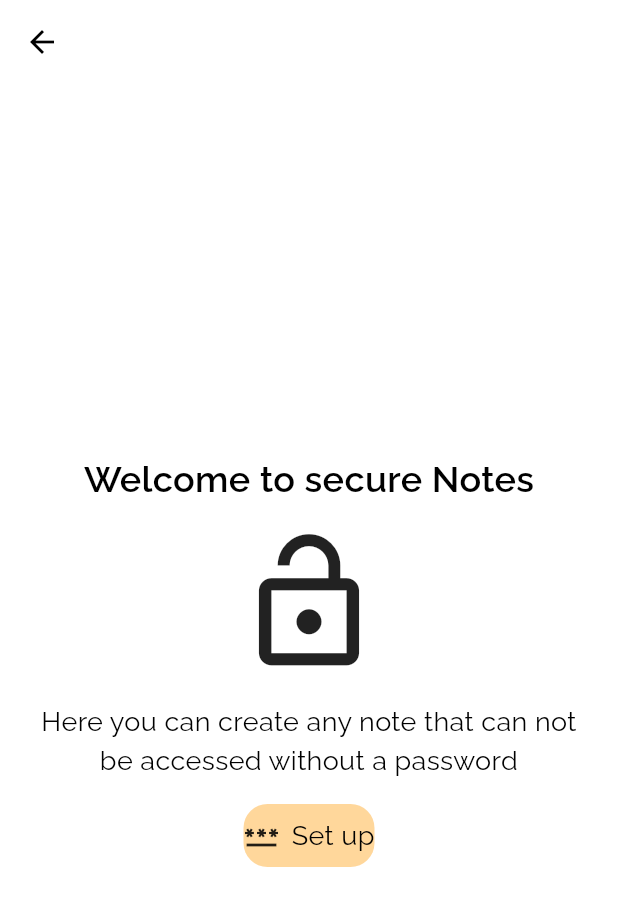
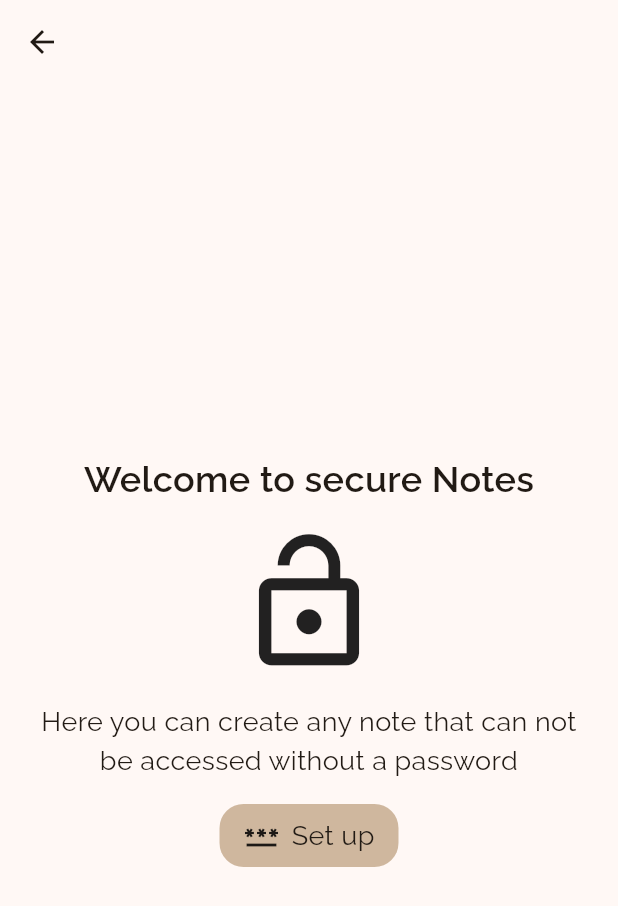
Before and after one commit to chandresh204/Note.It, a Flutter app: the screen it shows after launch, after a tap on the "search" icon, after a tap on the "clear" icon, after a tap on the "lock" icon, on a phone screen of 412 x 824 dp. Shown: the top 906 px of the screen. Run offline on Flutter 3.47's test engine with Material 3 defaults, Android fonts, the phone set to English and light mode, and no system bars; our stand-ins replace drift, equatable, file_picker, flutter_bloc, get_it, package_info_plus and 2 more; missing offline and left inert: encrypt, interactive_text; accounts and stored records are empty; generated files the repository leaves out were written again.

Commit message:
some ui code fixed

```diff
--- a/lib/ui/component/text_icon_button.dart
+++ b/lib/ui/component/text_icon_button.dart
@@ -20,7 +20,7 @@ class TextIconButton extends StatelessWidget {
           borderRadius: BorderRadius.circular(16)
         ),
         child: Padding(
-          padding: EdgeInsets.symmetric(vertical: 8),
+          padding: EdgeInsets.symmetric(vertical: 8,horizontal: 16),
           child: Row(
             mainAxisAlignment: MainAxisAlignment.center,
             crossAxisAlignment: CrossAxisAlignment.center,
--- a/lib/ui/theme/themes.dart
+++ b/lib/ui/theme/themes.dart
@@ -4,7 +4,7 @@ import 'package:note_it/util/runtime_constants.dart';
 
 ThemeData createLightTheme() {
   return ThemeData(
-    colorScheme: ColorScheme.fromSwatch(primarySwatch: buildMaterialColor(RuntimeConstants.selectedAppColor.mapToMaterialColor())),
+    colorScheme: ColorScheme.fromSeed(seedColor: RuntimeConstants.selectedAppColor.mapToMaterialColor()),
     useMaterial3: true,
     fontFamily: RuntimeConstants.selectedFontFamily.fontName
   );
@@ -12,31 +12,10 @@ ThemeData createLightTheme() {
 
 ThemeData createDarkTheme() {
   return ThemeData(
-    colorScheme: ColorScheme.fromSwatch(
-        primarySwatch: buildMaterialColor(RuntimeConstants.selectedAppColor.mapToMaterialColor()),
+    colorScheme: ColorScheme.fromSeed(seedColor: RuntimeConstants.selectedAppColor.mapToMaterialColor(),
       brightness: Brightness.dark
     ),
     useMaterial3: true,
     fontFamily: RuntimeConstants.selectedFontFamily.fontName
   );
 }
-
-MaterialColor buildMaterialColor(Color color) {
-  List strengths = <double>[.05];
-  Map<int, Color> swatch = {};
-  final int r = color.red, g = color.green, b = color.blue;
-
-  for (int i = 1; i < 10; i++) {
-    strengths.add(0.1 * i);
-  }
-  for (var strength in strengths) {
-    final double ds = 0.5 - strength;
-    swatch[(strength * 1000).round()] = Color.fromRGBO(
-      r + ((ds < 0 ? r : (255 - r)) * ds).round(),
-      g + ((ds < 0 ? g : (255 - g)) * ds).round(),
-      b + ((ds < 0 ? b : (255 - b)) * ds).round(),
-      1,
-    );
-  }
-  return MaterialColor(color.value, swatch);
-}
```
